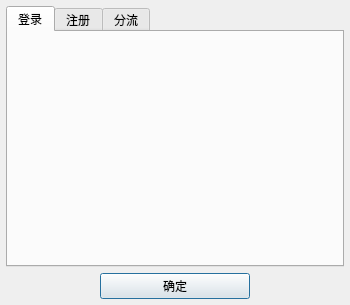
Qt form ui/ui_login.ui (tonquer/JMComic-qt) before a commit.
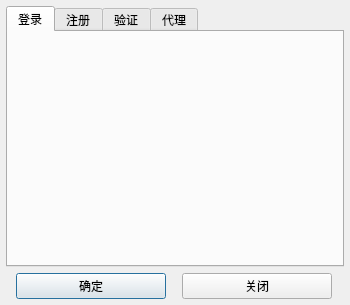
The same form after that commit. Custom widgets are drawn as their Qt base class.

Patch:
```diff
--- a/ui/ui_login.ui
+++ b/ui/ui_login.ui
@@ -69,7 +69,12 @@
      </widget>
      <widget class="LoginProxyWidget" name="tab_3">
       <attribute name="title">
-       <string>分流</string>
+       <string>验证</string>
+      </attribute>
+     </widget>
+     <widget class="LoginProxyWidget" name="tab_4">
+      <attribute name="title">
+       <string>代理</string>
       </attribute>
      </widget>
     </widget>
@@ -95,6 +100,19 @@
        </property>
       </widget>
      </item>
+     <item>
+      <widget class="QPushButton" name="closeButton">
+       <property name="maximumSize">
+        <size>
+         <width>150</width>
+         <height>30</height>
+        </size>
+       </property>
+       <property name="text">
+        <string>关闭</string>
+       </property>
+      </widget>
+     </item>
     </layout>
    </item>
   </layout>
@@ -112,6 +130,12 @@
    <header location="global">view.user.login_widget.h</header>
    <container>1</container>
   </customwidget>
+  <customwidget>
+   <class>RegisterWidget</class>
+   <extends>QWidget</extends>
+   <header location="global">view.user.register_widget.h</header>
+   <container>1</container>
+  </customwidget>
   <customwidget>
    <class>LoginProxyWidget</class>
    <extends>QWidget</extends>
```
Left out of the diff: 6 changed lines with no effect on the pictures.
